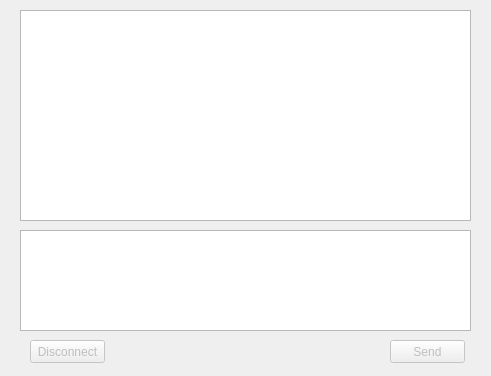
First picture: the form in GUI/chatwidget.ui, repository tjel/infpro-6, before the edit.
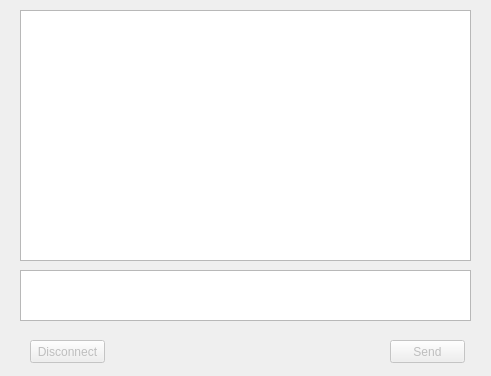
Second picture: the form after the edit.

```diff
--- a/GUI/chatwidget.ui
+++ b/GUI/chatwidget.ui
@@ -20,9 +20,9 @@
    <property name="geometry">
     <rect>
      <x>20</x>
-     <y>230</y>
+     <y>270</y>
      <width>451</width>
-     <height>101</height>
+     <height>51</height>
     </rect>
    </property>
   </widget>
@@ -32,7 +32,7 @@
      <x>20</x>
      <y>10</y>
      <width>451</width>
-     <height>211</height>
+     <height>251</height>
     </rect>
    </property>
   </widget>
```
